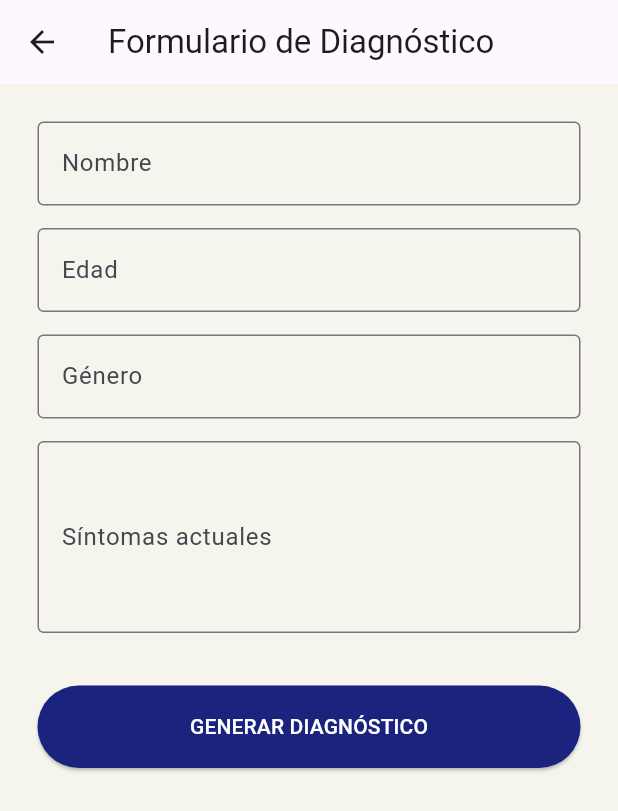
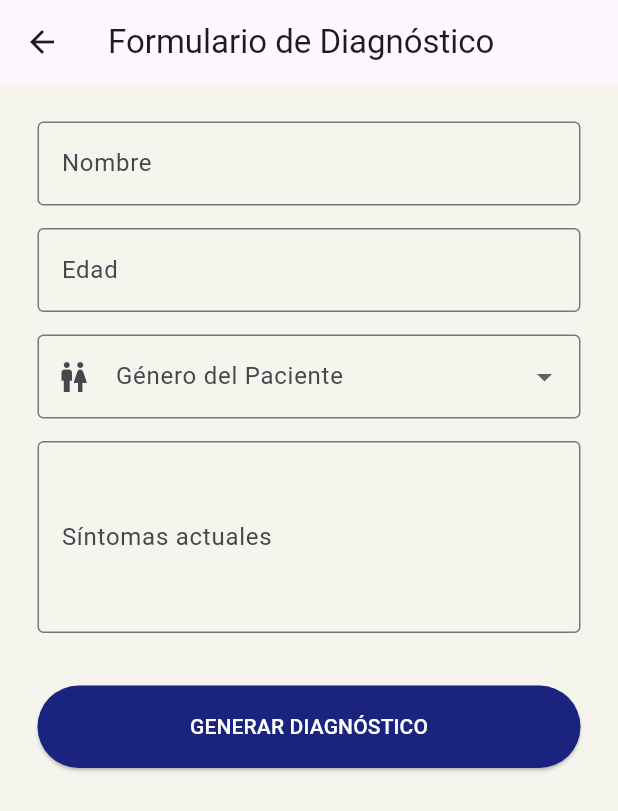
Before and after one commit to daavidpkr/DoctorSuplementosApp, a Flutter app: the FormularioPaciente screen opened directly, after a tap on "GENERAR DIAGNÓSTICO", on a phone screen of 412 x 824 dp. Shown: the top 811 px of the screen. Run offline on Flutter 3.47's test engine with Material 3 defaults, Android fonts, the phone set to English and light mode, and no system bars; our stand-ins replace google_generative_ai, share_plus, shared_preferences; accounts and stored records are empty.

Commit message:
Update main.dart

```diff
--- a/lib/main.dart
+++ b/lib/main.dart
@@ -120,8 +120,8 @@ class FormularioPaciente extends StatefulWidget {
 class _FormularioPacienteState extends State<FormularioPaciente> {
   late TextEditingController nombreController;
   late TextEditingController edadController;
-  late TextEditingController generoController;
   late TextEditingController historialController;
+  String? _generoSeleccionado;
   bool cargando = false;
 
   @override
@@ -131,13 +131,16 @@ class _FormularioPacienteState extends State<FormularioPaciente> {
         text: widget.infoPrevia?['datos']?['nombre'] ?? "");
     edadController =
         TextEditingController(text: widget.infoPrevia?['datos']?['edad'] ?? "");
-    generoController = TextEditingController(
-        text: widget.infoPrevia?['datos']?['genero'] ?? "");
+    _generoSeleccionado = widget.infoPrevia?['datos']?['genero'];
     historialController = TextEditingController();
   }
 
   Future<void> generarDiagnostico() async {
     if (historialController.text.isEmpty) return;
+    if (_generoSeleccionado == null || _generoSeleccionado!.isEmpty) {
+      _mostrarDialogoSimple("Falta género", "Por favor, selecciona el género.");
+      return;
+    }
     setState(() => cargando = true);
 
     final model = GenerativeModel(
@@ -152,17 +155,42 @@ class _FormularioPacienteState extends State<FormularioPaciente> {
     final prompt = """
     $contextoAnterior
     SÍNTOMAS ACTUALES: ${historialController.text}
-    DATOS: Nombre: ${nombreController.text}, Edad: ${edadController.text}.
+    DATOS: Nombre: ${nombreController.text}, Edad: ${edadController.text}, Género: $_generoSeleccionado.
 
-    Actúa como Especialista 4Life. Entrega:
-    1. Título breve.
-    2. Hallazgos/Diagnóstico con explicación.
-    3. Nivel de confianza (Alto/Medio/Bajo).
-    4. Recomendaciones accionables (Dosis exactas, dieta, ejercicio). Hazlo que sea legible y fácil de seguir, como por ejemplo en una lista o tabla.
-    5. Productos relacionados (de la lista permitida).
+    Actúa como un experto en inmunología, bioenergética y asesor profesional de la línea de suplementos de bienestar de 4Life. Tu objetivo es generar un reporte de recomendación altamente profesional, ético y optimizado exclusivamente para ser compartido por WhatsApp.
 
-    PRODUCTOS PERMITIDOS: [TRANSFER FACTOR PLUS, RIOVIDA, ENERGY, RENUVO, GLUCOACH, BCV, MALEPRO, COLAGENO, TRI FACTOR, NUTRASTART, BIOEFA, BELLE VIE, GLUTAMINE, KBU, VISTARI, PREO BIOTICS, FIBRE, RECALL, IMMUNE BOOST].
-    """;
+    Instrucciones estrictas de formato y contenido:
+    1. Usa el formato de WhatsApp: coloca asteriscos (*) al principio y al final de los títulos o frases clave para generar textos en **negrita**. Usa listas con viñetas limpias (-) o números.
+    2. El mensaje debe ser directo, empático y estructurado en bloques separados por espacios para que sea scannable en el celular.
+    3. RECOMENDACIÓN DE PRODUCTOS: Recomienda un máximo de 3 o 4 productos de 4Life específicos para el caso. No satures al cliente.
+    4. DOSIFICACIÓN EXACTA Y DETALLADA: Para cada producto recomendado, debes dar la dosis exacta en una lista independiente, clara y legible. Queda estrictamente prohibido agrupar o mezclar las dosis en un solo párrafo de texto corrido.
+    5. TONO Y SEGURIDAD: Mantén un tono científico pero accesible. No uses lenguaje de ventas exagerado ni prometas "curas milagrosas". Incluye siempre de forma sutil que los suplementos respaldan las funciones fisiológicas y el sistema inmunitario, y que no sustituyen ningún tratamiento médico.
+
+    Estructura requerida para la respuesta:
+
+    *SALUDO Y ANÁLISIS DEL CASO*
+    [Breve introducción empática analizando los datos del paciente]
+
+    *SUSTRATO Y RESPALDO RECOMENDADO (Máx. 3-4 productos)*
+
+    *1. [Nombre del Producto 4Life]*
+    - *Dosis mañana:* [Cantidad exacta]
+    - *Dosis tarde:* [Cantidad exacta]
+    - *Dosis noche:* [Cantidad exacta]
+    - *Beneficio clave:* [Breve explicación técnica de cómo actúa en el organismo]
+
+    *2. [Nombre del Producto 4Life]*
+    - *Dosis mañana:* [Cantidad exacta]
+    - *Dosis tarde:* [Cantidad exacta]
+    - *Dosis noche:* [Cantidad exacta]
+    - *Beneficio clave:* [Breve explicación técnica]
+
+    [Repetir estructura si se requiere un 3er o 4to producto, máximo]
+
+    *RECOMENDACIONES DE BIENESTAR GENERAL*
+    - [Dar 2 o 3 hábitos diarios o consejos funcionales de apoyo]
+
+    *Nota de seguridad:* Los productos de 4Life están diseñados para respaldar y potenciar la inteligencia de tu sistema inmunitario y funciones metabólicas generales; no reemplazan las indicaciones de su médico de cabecera.""";
 
     try {
       final content = [Content.text(prompt)];
@@ -173,7 +201,7 @@ class _FormularioPacienteState extends State<FormularioPaciente> {
           "Diagnóstico: ${nombreController.text}", textoFinal, {
         'nombre': nombreController.text,
         'edad': edadController.text,
-        'genero': generoController.text,
+        'genero': _generoSeleccionado!,
         'sintomas': historialController.text,
       });
 
@@ -226,7 +254,32 @@ class _FormularioPacienteState extends State<FormularioPaciente> {
           children: [
             _buildCampo("Nombre", nombreController, "Nombre..."),
             _buildCampo("Edad", edadController, "Edad..."),
-            _buildCampo("Género", generoController, "Género..."),
+            Padding(
+              padding: const EdgeInsets.only(bottom: 15),
+              child: DropdownButtonFormField<String>(
+                initialValue: _generoSeleccionado,
+                decoration: const InputDecoration(
+                  labelText: 'Género del Paciente',
+                  border: OutlineInputBorder(),
+                  prefixIcon: Icon(Icons.wc),
+                ),
+                items: const [
+                  DropdownMenuItem(value: 'Hombre', child: Text('Hombre')),
+                  DropdownMenuItem(value: 'Mujer', child: Text('Mujer')),
+                ],
+                onChanged: (String? nuevoValor) {
+                  setState(() {
+                    _generoSeleccionado = nuevoValor;
+                  });
+                },
+                validator: (value) {
+                  if (value == null || value.isEmpty) {
+                    return 'Por favor, selecciona el género';
+                  }
+                  return null;
+                },
+              ),
+            ),
             _buildCampo("Síntomas actuales", historialController,
                 "Describa qué siente...",
                 lineas: 4),
```
